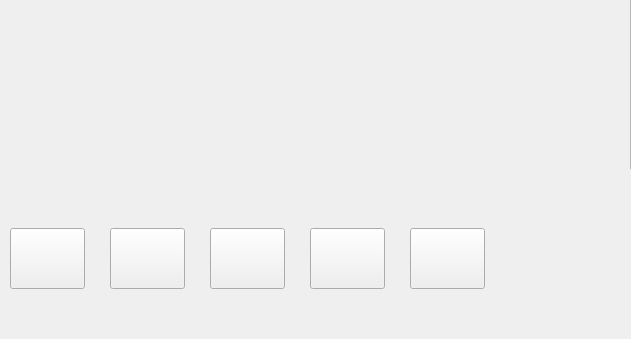
Qt form mainwindow.ui (pandas-coding/musicplayer-qt) before a commit; both pictures show x 0 to 631 and y 202 to 541 of the 882 by 541 pixel window.
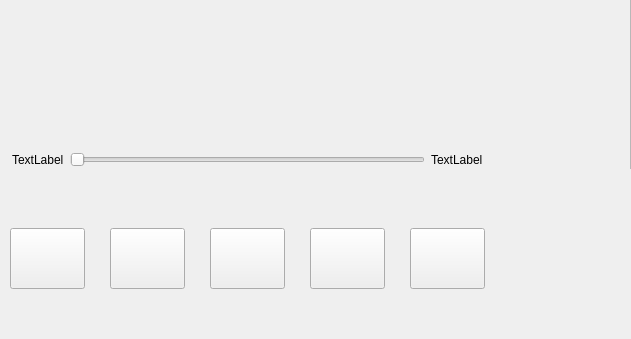
The same form after that commit.

Commit message: feat: add music progress bar.

```diff
--- a/mainwindow.ui
+++ b/mainwindow.ui
@@ -89,6 +89,39 @@
      </rect>
     </property>
    </widget>
+   <widget class="QWidget" name="">
+    <property name="geometry">
+     <rect>
+      <x>12</x>
+      <y>350</y>
+      <width>471</width>
+      <height>24</height>
+     </rect>
+    </property>
+    <layout class="QHBoxLayout" name="horizontalLayout">
+     <item>
+      <widget class="QLabel" name="currentTime">
+       <property name="text">
+        <string>TextLabel</string>
+       </property>
+      </widget>
+     </item>
+     <item>
+      <widget class="QSlider" name="progressBar">
+       <property name="orientation">
+        <enum>Qt::Orientation::Horizontal</enum>
+       </property>
+      </widget>
+     </item>
+     <item>
+      <widget class="QLabel" name="totalTime">
+       <property name="text">
+        <string>TextLabel</string>
+       </property>
+      </widget>
+     </item>
+    </layout>
+   </widget>
   </widget>
   <widget class="QMenuBar" name="menuBar">
    <property name="geometry">
```
The commit also changes 2 other files.
